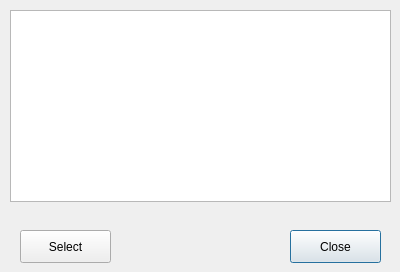
HusseinKabbout/youtube-download-practive-pyqt, file ui/resolution.ui: the form before one commit.
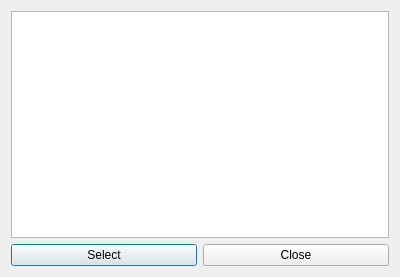
The form after the commit.

What changed in the file:
```diff
--- a/ui/resolution.ui
+++ b/ui/resolution.ui
@@ -7,51 +7,35 @@
     <x>0</x>
     <y>0</y>
     <width>400</width>
-    <height>272</height>
+    <height>277</height>
    </rect>
   </property>
   <property name="windowTitle">
    <string>Select Resolution</string>
   </property>
-  <widget class="QPushButton" name="closeBtn">
-   <property name="geometry">
-    <rect>
-     <x>290</x>
-     <y>230</y>
-     <width>91</width>
-     <height>33</height>
-    </rect>
-   </property>
-   <property name="text">
-    <string>Close</string>
-   </property>
-  </widget>
-  <widget class="QPushButton" name="selectBtn">
-   <property name="geometry">
-    <rect>
-     <x>20</x>
-     <y>230</y>
-     <width>91</width>
-     <height>33</height>
-    </rect>
-   </property>
-   <property name="text">
-    <string>Select</string>
-   </property>
-  </widget>
-  <widget class="QListWidget" name="resoList">
-   <property name="geometry">
-    <rect>
-     <x>10</x>
-     <y>10</y>
-     <width>381</width>
-     <height>192</height>
-    </rect>
-   </property>
-   <property name="selectionRectVisible">
-    <bool>true</bool>
-   </property>
-  </widget>
+  <layout class="QGridLayout" name="gridLayout">
+   <item row="0" column="0" colspan="2">
+    <widget class="QListWidget" name="resoList">
+     <property name="selectionRectVisible">
+      <bool>true</bool>
+     </property>
+    </widget>
+   </item>
+   <item row="1" column="0">
+    <widget class="QPushButton" name="selectBtn">
+     <property name="text">
+      <string>Select</string>
+     </property>
+    </widget>
+   </item>
+   <item row="1" column="1">
+    <widget class="QPushButton" name="closeBtn">
+     <property name="text">
+      <string>Close</string>
+     </property>
+    </widget>
+   </item>
+  </layout>
  </widget>
  <resources/>
  <connections>
```
